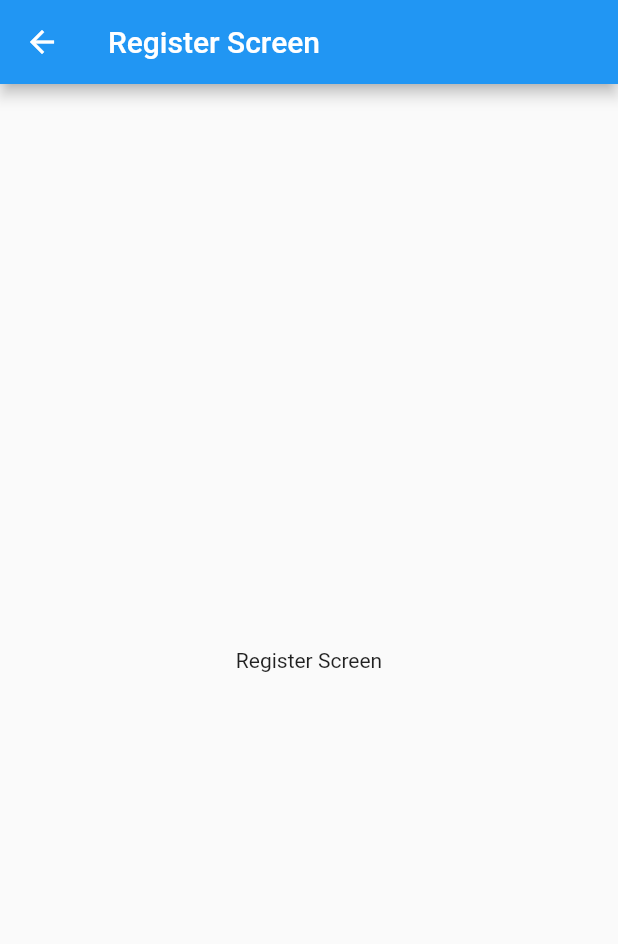
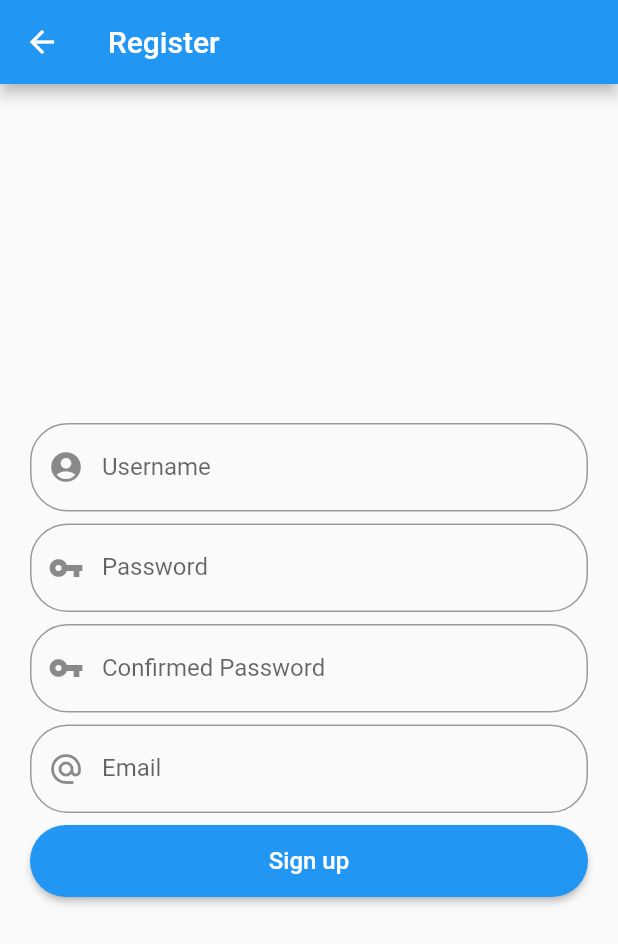
Before and after one commit to aizuddineismail/help_mobile, a Flutter app: the RegisterScreen screen opened directly, on a phone screen of 412 x 824 dp. Shown: the top 944 px of the screen. Run offline on Flutter 3.47's test engine with Material 2 defaults, Android fonts, the phone set to English and light mode, and no system bars; our stand-ins replace font_awesome_flutter.

Commit message:
Second commit

```diff
--- a/lib/screens/register_screen.dart
+++ b/lib/screens/register_screen.dart
@@ -1,14 +1,21 @@
 import 'package:flutter/material.dart';
+import 'package:helpmobile/widgets/forms_widgets.dart';
 
 class RegisterScreen extends StatelessWidget {
   @override
   Widget build(BuildContext context) {
     return Scaffold(
       appBar: AppBar(
-        title: Text('Register Screen'),
+        title: Text('Register'),
       ),
-      body: Center(
-        child: Text("Register Screen"),
+      body: Container(
+        alignment: Alignment.center,
+        child: SingleChildScrollView(
+          child: Padding(
+            padding: const EdgeInsets.all(16.0),
+            child: RegisterForm(),
+          ),
+        ),
       ),
     );
   }
--- a/lib/widgets/forms_widgets.dart
+++ b/lib/widgets/forms_widgets.dart
@@ -1,7 +1,10 @@
 import 'package:flutter/material.dart';
 import 'package:font_awesome_flutter/font_awesome_flutter.dart';
 import 'package:flutter/foundation.dart';
+import 'package:helpmobile/models/auth_user_model.dart';
 import 'dart:developer';
+
+import 'package:provider/provider.dart';
 
 class LoginForm extends StatefulWidget {
   @override
@@ -94,7 +97,10 @@ class _LoginFormState extends State<LoginForm> {
                 children: <Widget>[
                   RaisedButton(
                     color: Colors.blue,
-                    onPressed: () {},
+                    onPressed: () {
+                      Provider.of<AuthUserModel>(context, listen: false)
+                          .signIn();
+                    },
                     child: Text(
                       'Login',
                       style: TextStyle(
@@ -131,3 +137,98 @@ class _LoginFormState extends State<LoginForm> {
     }
   }
 }
+
+class RegisterForm extends StatefulWidget {
+  @override
+  _RegisterFormState createState() => _RegisterFormState();
+}
+
+class _RegisterFormState extends State<RegisterForm> {
+  @override
+  Widget build(BuildContext context) {
+    return Form(
+      child: Column(
+        mainAxisSize: MainAxisSize.max,
+        mainAxisAlignment: MainAxisAlignment.center,
+        children: <Widget>[
+          Padding(
+            padding: const EdgeInsets.all(4.0),
+            child: TextFormField(
+              decoration: InputDecoration(
+                labelText: "Username",
+                prefixIcon: Icon(Icons.account_circle),
+                border: OutlineInputBorder(
+                  borderRadius: BorderRadius.circular(25.0),
+                  borderSide: BorderSide(),
+                ),
+              ),
+              textInputAction: TextInputAction.next,
+              onFieldSubmitted: (_) => FocusScope.of(context).nextFocus(),
+            ),
+          ),
+          Padding(
+            padding: const EdgeInsets.all(4.0),
+            child: TextFormField(
+              obscureText: true,
+              decoration: InputDecoration(
+                labelText: "Password",
+                prefixIcon: Icon(Icons.vpn_key),
+                border: OutlineInputBorder(
+                  borderRadius: BorderRadius.circular(25.0),
+                  borderSide: BorderSide(),
+                ),
+              ),
+              textInputAction: TextInputAction.next,
+              onFieldSubmitted: (_) => FocusScope.of(context).nextFocus(),
+            ),
+          ),
+          Padding(
+            padding: const EdgeInsets.all(4.0),
+            child: TextFormField(
+              obscureText: true,
+              decoration: InputDecoration(
+                labelText: "Confirmed Password",
+                prefixIcon: Icon(Icons.vpn_key),
+                border: OutlineInputBorder(
+                  borderRadius: BorderRadius.circular(25.0),
+                  borderSide: BorderSide(),
+                ),
+              ),
+              textInputAction: TextInputAction.next,
+              onFieldSubmitted: (_) => FocusScope.of(context).nextFocus(),
+            ),
+          ),
+          Padding(
+            padding: const EdgeInsets.all(4.0),
+            child: TextFormField(
+              decoration: InputDecoration(
+                labelText: "Email",
+                prefixIcon: Icon(Icons.alternate_email),
+                border: OutlineInputBorder(
+                  borderRadius: BorderRadius.circular(25.0),
+                  borderSide: BorderSide(),
+                ),
+              ),
+              textInputAction: TextInputAction.next,
+              onFieldSubmitted: (_) => FocusScope.of(context).nextFocus(),
+            ),
+          ),
+          Padding(
+            padding: const EdgeInsets.all(4.0),
+            child: SizedBox(
+              height: 48,
+              width: double.infinity,
+              child: RaisedButton(
+                color: Colors.blue,
+                onPressed: () {},
+                child: Text('Sign up',
+                    style: TextStyle(fontSize: 16, color: Colors.white)),
+                shape: StadiumBorder(),
+              ),
+            ),
+          ),
+        ],
+      ),
+    );
+  }
+}
--- a/pubspec.yaml
+++ b/pubspec.yaml
@@ -29,6 +29,7 @@ dependencies:
   # Use with the CupertinoIcons class for iOS style icons.
   cupertino_icons: ^0.1.3
   font_awesome_flutter: '8.8.1'
+  provider: ^3.0.0
 
 dev_dependencies:
   flutter_test:
```
Also changed, not shown: lib/main.dart (+10 -5 lines), lib/models/auth_user_model.dart (added, +18 -0 lines), lib/screens/login_screen.dart (+7 -1 lines), lib/screens/main_screen.dart (+65 -3 lines), lib/widgets/auth_widget.dart (added, +16 -0 lines), pubspec.lock.
